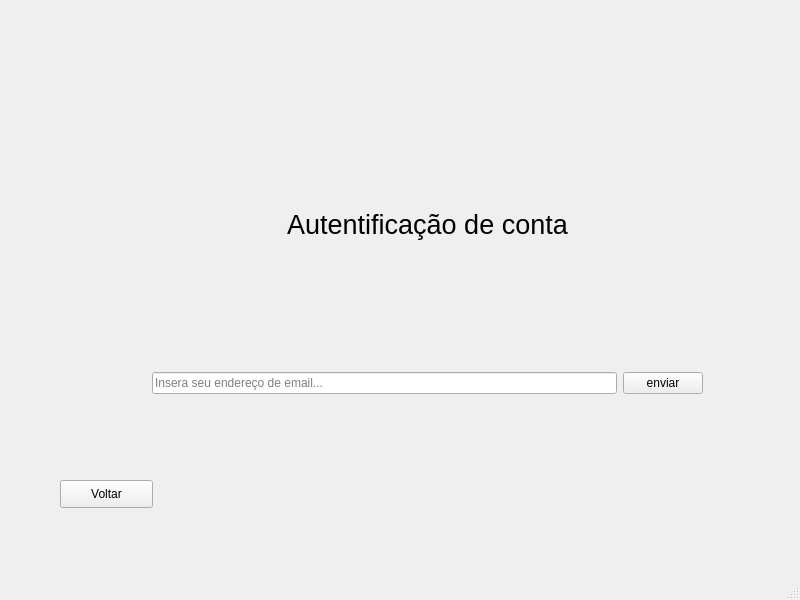
First picture: the form in Cliente/ui/autentificacao2.ui, repository Liedsonfsa/Route-Run, before the edit.
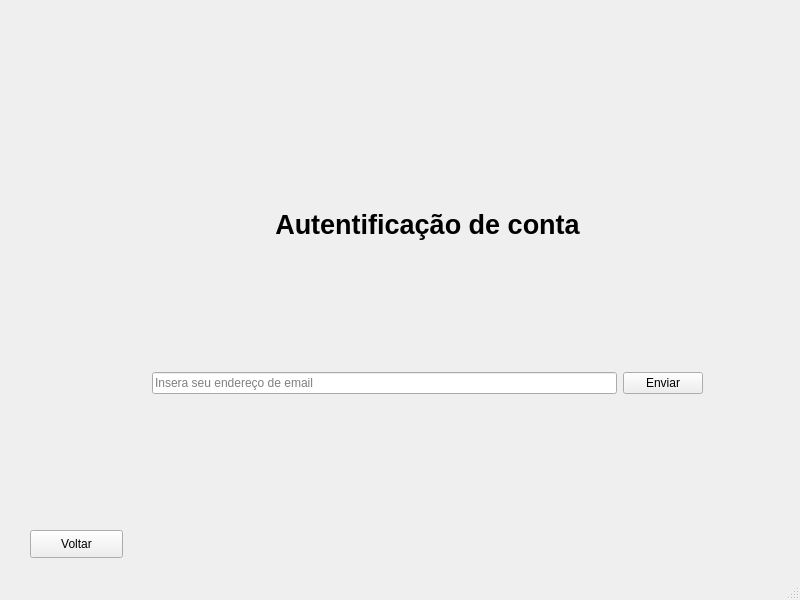
Second picture: the form after the edit.

```diff
--- a/Cliente/ui/autentificacao2.ui
+++ b/Cliente/ui/autentificacao2.ui
@@ -23,14 +23,25 @@
       <height>311</height>
      </rect>
     </property>
+    <property name="layoutDirection">
+     <enum>Qt::LeftToRight</enum>
+    </property>
     <layout class="QVBoxLayout" name="verticalLayout">
      <item>
       <widget class="QLabel" name="label">
        <property name="font">
         <font>
          <pointsize>20</pointsize>
+         <weight>75</weight>
+         <bold>true</bold>
         </font>
        </property>
+       <property name="layoutDirection">
+        <enum>Qt::LeftToRight</enum>
+       </property>
+       <property name="frameShape">
+        <enum>QFrame::NoFrame</enum>
+       </property>
        <property name="text">
         <string>Autentificação de conta</string>
        </property>
@@ -44,14 +55,14 @@
        <item>
         <widget class="QLineEdit" name="lineEdit">
          <property name="placeholderText">
-          <string>Insera seu endereço de email...</string>
+          <string>Insera seu endereço de email</string>
          </property>
         </widget>
        </item>
        <item>
         <widget class="QPushButton" name="enviar">
          <property name="text">
-          <string>enviar</string>
+          <string>Enviar</string>
          </property>
         </widget>
        </item>
@@ -62,8 +73,8 @@
    <widget class="QPushButton" name="voltar">
     <property name="geometry">
      <rect>
-      <x>60</x>
-      <y>480</y>
+      <x>30</x>
+      <y>530</y>
       <width>93</width>
       <height>28</height>
      </rect>
```
Left out of the diff: 10 changed lines with no effect on the pictures.
